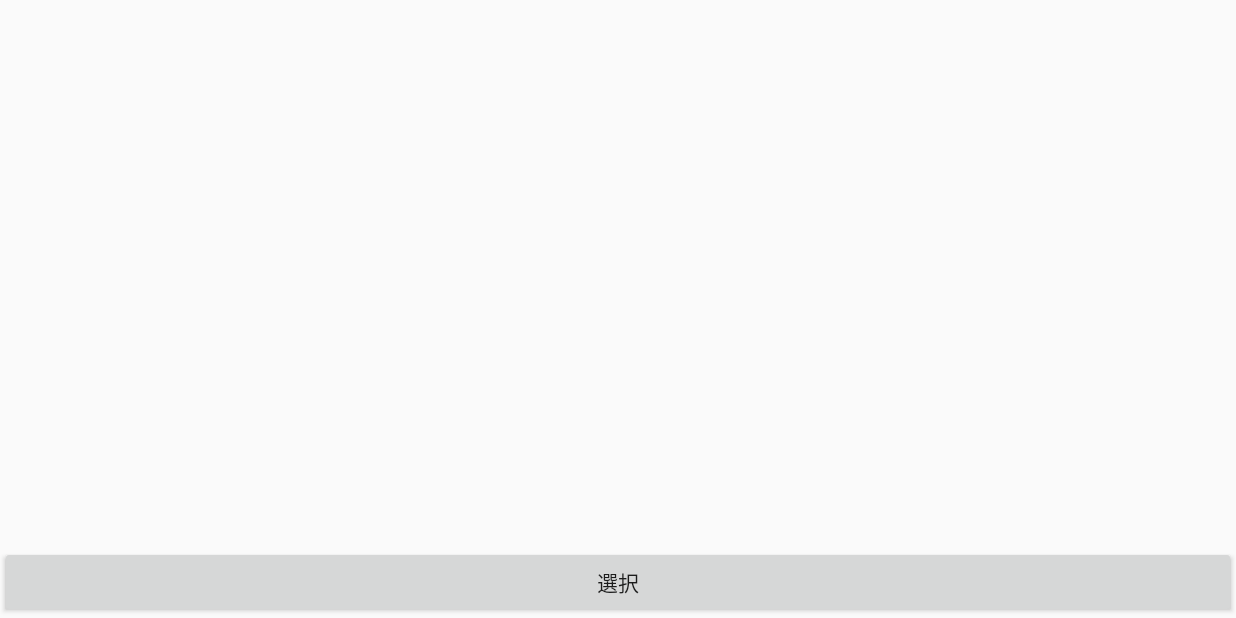
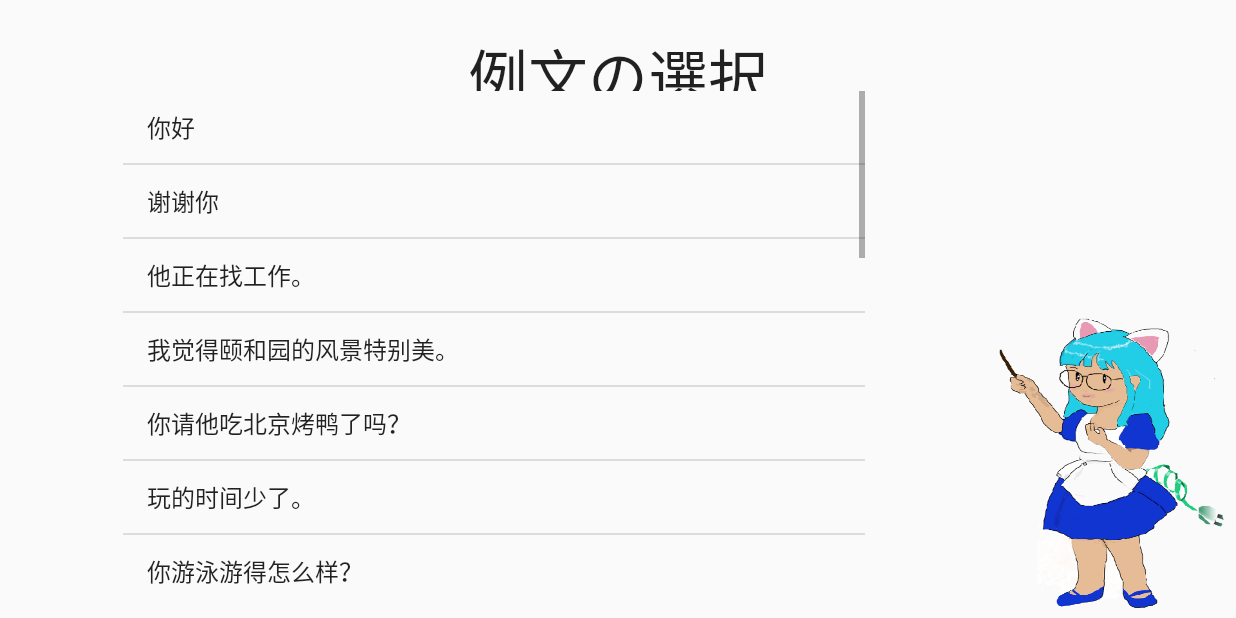
Before and after one commit to chrhsmt/Sishen, an Android app: the NiniReibunActivity screen opened directly, with no data from a screen before it, on a phone screen of 824 x 412 dp (held sideways). Run offline under Robolectric (Android 15) with nearby library versions, the phone set to English and light mode, and no system bars.

```diff
--- a/app/src/main/java/com/chrhsmt/sisheng/NiniReibunActivity.kt
+++ b/app/src/main/java/com/chrhsmt/sisheng/NiniReibunActivity.kt
@@ -4,7 +4,17 @@ import android.content.Intent
 import android.support.v7.app.AppCompatActivity
 import android.os.Bundle
 import android.view.View
+import android.widget.ArrayAdapter
+import android.widget.ListAdapter
+import android.widget.SimpleAdapter
 import kotlinx.android.synthetic.main.activity_nini_reibun.*
+import android.widget.AdapterView
+import org.xmlpull.v1.XmlPullParserFactory
+import android.util.Xml.newPullParser
+import org.xmlpull.v1.XmlPullParser
+import java.io.InputStream
+import java.io.StringReader
+
 
 class NiniReibunActivity : AppCompatActivity() {
 
@@ -16,17 +26,17 @@ class NiniReibunActivity : AppCompatActivity() {
         val decor = this.window.decorView
         decor.setSystemUiVisibility(View.SYSTEM_UI_FLAG_HIDE_NAVIGATION or View.SYSTEM_UI_FLAG_FULLSCREEN or View.SYSTEM_UI_FLAG_IMMERSIVE_STICKY)
 
-
-        //todo: 例文表示
+        val reibunInfo = ReibunInfo()
+        val adapter = ArrayAdapter<String>(this, android.R.layout.simple_list_item_1, reibunInfo.getChineseList())
+        listReibun.adapter = adapter as ListAdapter
 
 
         // ランダム例文に移動
-        btnSentaku.setOnClickListener(View.OnClickListener {
-            //todo: 例文を渡す処理
+        listReibun.setOnItemClickListener { parent, view, position, id ->
             val intent = Intent(this@NiniReibunActivity,
                     ReibunActivity::class.java)
             startActivity(intent)
-        })
+        }
 
 
     }
--- /dev/null
+++ b/app/src/main/java/com/chrhsmt/sisheng/ReibunInfo.kt
@@ -0,0 +1,98 @@
+package com.chrhsmt.sisheng
+
+import org.xmlpull.v1.XmlPullParser
+import org.xmlpull.v1.XmlPullParserFactory
+import java.io.StringReader
+
+/**
+ * Created by hkimura on 2017/10/26.
+ */
+class ReibunInfo {
+
+    private val mSource : String = "<LECTURE><SENTENCE><PINYIN>Nǐ hǎo</PINYIN><CHINESE>你好</CHINESE><JAPANESE>こんにちは</JAPANESE><ENGLISH>Hello</ENGLISH></SENTENCE></LECTURE>\n" +
+    "<LECTURE><SENTENCE><PINYIN>Xièxiè nǐ</PINYIN><CHINESE>谢谢你</CHINESE><JAPANESE>ありがとうございます</JAPANESE><ENGLISH>Thank you</ENGLISH></SENTENCE></LECTURE>\n" +
+    "<LECTURE>16课<SENTENCE><PINYIN>Tā zhèngzài zhǎo gōngzuò.</PINYIN><CHINESE>他正在找工作。</CHINESE><JAPANESE>彼は今まさに仕事を探しています。</JAPANESE><ENGLISH>He is looking for a job.</ENGLISH></SENTENCE></LECTURE>\n" +
+    "<LECTURE>17课<SENTENCE><PINYIN>Wǒ juéde yíhéyuán de fēngjǐng tèbié měi.</PINYIN><CHINESE>我觉得颐和园的风景特别美。</CHINESE><JAPANESE>頤和園の風景は特に美しいと思います。</JAPANESE><ENGLISH>I think view of 頤和園 has especially beautiful </ENGLISH></SENTENCE></LECTURE>\n" +
+    "<LECTURE>17课<SENTENCE><PINYIN>Nǐ qǐng tā chī běijīng kǎoyāle ma?</PINYIN><CHINESE>你请他吃北京烤鸭了吗？</CHINESE><JAPANESE>彼に北京ダックを食べさせましたか？</JAPANESE><ENGLISH>Have you fed him Peking duck?</ENGLISH></SENTENCE></LECTURE>\n" +
+    "<LECTURE>18课<SENTENCE><PINYIN>Wán de shíjiān shǎole.</PINYIN><CHINESE>玩的时间少了。</CHINESE><JAPANESE>遊ぶ時間が少なくなってしまいました。</JAPANESE><ENGLISH>No time to have fun.</ENGLISH></SENTENCE></LECTURE>\n" +
+    "<LECTURE>19课<SENTENCE><PINYIN>Nǐ yóuyǒng yóu de zěnme yàng?</PINYIN><CHINESE>你游泳游得怎么样？</CHINESE><JAPANESE>あなたは泳ぐのはどうですか？（得意ですか？）</JAPANESE><ENGLISH>How is your swimming skill？</ENGLISH></SENTENCE></LECTURE>\n" +
+    "<LECTURE>20课<SENTENCE><PINYIN>Yīnwéi lùshàng dǔchēle, suǒyǐ qìchē kāile wǔshí fēnzhōng cái dào.</PINYIN><CHINESE>因为路上堵车了，所以汽车开了50分钟才到。</CHINESE><JAPANESE>道路が渋滞していたので、50分運転してやっと着きました。</JAPANESE><ENGLISH>I finally arrived after a 50-minute car drive due to a traffic jam.</ENGLISH></SENTENCE></LECTURE>\n" +
+    "<LECTURE>21课<SENTENCE><PINYIN>Dì yī cì shì zài quánjùdé chī de, dì èr cì shì zài xuéxiào fùjìn de fànguǎn chī de</PINYIN><CHINESE>第一次是在全聚德吃的，第二次是在学校附近的饭馆吃的。</CHINESE><JAPANESE>最初は全聚徳で食べ、次は学校の近くのレストランで食べました。</JAPANESE><ENGLISH>First we had a meal here, and then at another restaurant near the school.  </ENGLISH></SENTENCE></LECTURE>\n" +
+    "<LECTURE>22课<SENTENCE><PINYIN>Wǒ hái cónglái méi xuéguò Hànyǔgē ne.</PINYIN><CHINESE>我还从来没学过汉语歌呢。</CHINESE><JAPANESE>私はこれまでに中国語の歌を習ったことがありません。</JAPANESE><ENGLISH>I have never learn Chinese songs.</ENGLISH></SENTENCE></LECTURE>\n" +
+    "<LECTURE>23课<SENTENCE><PINYIN>Wéi, shì liúxuéshēng sùshè ma?</PINYIN><CHINESE>喂，是留学生宿舍吗？</CHINESE><JAPANESE>もしもし、留学生宿舎ですか？</JAPANESE><ENGLISH>Hello ,is the student dormitory?</ENGLISH></SENTENCE></LECTURE>\n" +
+    "<LECTURE>24课<SENTENCE><PINYIN>Nàme, dǎrǎo nǐle.</PINYIN><CHINESE>那么，打扰你了。</CHINESE><JAPANESE>じゃあ、お邪魔します。</JAPANESE><ENGLISH>Well, thank you for having me.</ENGLISH></SENTENCE></LECTURE>\n" +
+    "<LECTURE>24课<SENTENCE><PINYIN>Zhēn bàoqiàn, ràng nǐ jiǔ děngle.</PINYIN><CHINESE>真抱歉，让你久等了。</CHINESE><JAPANESE>すみません、お待たせしました。</JAPANESE><ENGLISH>So, I'm sorry to have kept you waiting.</ENGLISH></SENTENCE></LECTURE>\n" +
+    "<LECTURE>25课<SENTENCE><PINYIN>Qī diǎn yǐqián, huí de lái huí bu lái?</PINYIN><CHINESE>7点以前，回得来回不来？</CHINESE><JAPANESE>7時前に戻ってこられますか？</JAPANESE><ENGLISH>Will you come back before 7 ?</ENGLISH></SENTENCE></LECTURE>\n" +
+    "<LECTURE>26课<SENTENCE><PINYIN>Nǐ háishì gēn jiālǐ rén zài hǎo hao shāngliang shāngliang ba.</PINYIN><CHINESE>你还是跟家里人再好好商量商量吧。</CHINESE><JAPANESE>さらに家族とよく相談しなくちゃ。</JAPANESE><ENGLISH>You still talk with the family no matter how good it is to discuss it</ENGLISH></SENTENCE></LECTURE>\n" +
+    "<LECTURE>27课<SENTENCE><PINYIN>Nǐ néng bùnéng bǎ nǐ de zìxíngchē jiè gěi wǒ yòng yòng.</PINYIN><CHINESE>你能不能把你的自行车借给我用用。</CHINESE><JAPANESE>あなたの自転車をちょっと借りてもいいですか？</JAPANESE><ENGLISH>Can you lend me your bike for use?</ENGLISH></SENTENCE></LECTURE>\n" +
+    "<LECTURE>28课<SENTENCE><PINYIN>Chōuyān duì shēntǐ méiyǒu hǎochù</PINYIN><CHINESE>抽烟对身体没有好处。</CHINESE><JAPANESE>喫煙は体によくありません。</JAPANESE><ENGLISH>Smoking is not good for the body.</ENGLISH></SENTENCE></LECTURE>\n" +
+    "<LECTURE>29课<SENTENCE><PINYIN>Nǐ zěnmele?</PINYIN><CHINESE>你怎么了？</CHINESE><JAPANESE>どうしましたか？</JAPANESE><ENGLISH>What  happened to you?</ENGLISH></SENTENCE></LECTURE>\n" +
+    "<LECTURE>29课<SENTENCE><PINYIN>Wǒ jīntiān zhēn dǎoméi tòule.</PINYIN><CHINESE>我今天真倒霉透了。</CHINESE><JAPANESE>今日はまったくついていません。</JAPANESE><ENGLISH>I’ve had no luck today.</ENGLISH></SENTENCE></LECTURE>\n" +
+    "<LECTURE>29课<SENTENCE><PINYIN>Wǒ mǎshàng jiù qù</PINYIN><CHINESE>我马上就去。</CHINESE><JAPANESE>すぐに行きます。</JAPANESE><ENGLISH>I'll go right away.</ENGLISH></SENTENCE></LECTURE>\n"
+
+    class ReibunInfoItem {
+        var id : Int = -1
+        var lecture : String = ""
+        var pinyin : String = ""
+        var chinese : String = ""
+        var japanese : String = ""
+        var english : String = ""
+    }
+
+    var itemList : ArrayList<ReibunInfoItem> = ArrayList()
+
+    constructor() {
+        val factory = XmlPullParserFactory.newInstance()
+        factory.isNamespaceAware = true
+        val xpp = factory.newPullParser()
+        //val inputStream = InputStream()
+        //xpp.setInput(InputStream, "UTF-8")
+        xpp.setInput( StringReader ( mSource ) )
+
+        // ここからXMLを解析していく
+        var eventType = xpp.eventType
+        var item: ReibunInfoItem? = null
+        var xppName: String = ""
+        while (eventType != XmlPullParser.END_DOCUMENT) {
+            if (eventType == XmlPullParser.START_DOCUMENT) {
+                println("Start document")
+            } else if (eventType == XmlPullParser.START_TAG) {
+                System.out.println("Start tag " + xpp.name)
+                // センテンス開始処理
+                if (xpp.name == "SENTENCE") {
+                    item = ReibunInfoItem()
+                }
+                xppName = xpp.name
+            } else if (eventType == XmlPullParser.END_TAG) {
+                System.out.println("End tag " + xpp.name)
+                // センテンス終了処理
+                if (xpp.name == "SENTENCE" && item != null) {
+                    itemList.add(item)
+                }
+            } else if (eventType == XmlPullParser.TEXT) {
+                System.out.println("Name" + xpp.name + " Text " + xpp.text)
+                // 各要素処理
+                if (item != null) {
+                    when (xppName){
+                        "ID" -> item.id = xpp.text.toInt()
+                        "PINYIN" -> item.pinyin = xpp.text
+                        "CHINESE" -> item.chinese = xpp.text
+                        "JAPANESE" -> item.japanese = xpp.text
+                        "ENGLISH" -> item.english = xpp.text
+                    }
+                }
+            }
+            eventType = xpp.nextToken() // xpp.next()かどちらかを使う
+        }
+    }
+
+    fun getChineseList() : ArrayList<String> {
+        var ret: ArrayList<String> = ArrayList()
+
+        for (item in itemList) {
+            ret.add(item.chinese)
+        }
+
+        return ret;
+    }
+}
--- a/app/src/main/res/drawable/shape_rounded_corners_5dp.xml
+++ b/app/src/main/res/drawable/shape_rounded_corners_5dp.xml
@@ -9,7 +9,7 @@
                 android:topLeftRadius="5dp"
                 />
             <solid
-                android:color="@color/button_material_light"
+                android:color="@color/colorNotActivate"
                 />
         </shape>
     </item>
--- a/app/src/main/res/layout/activity_first_screen.xml
+++ b/app/src/main/res/layout/activity_first_screen.xml
@@ -7,18 +7,10 @@
     tools:context="com.chrhsmt.sisheng.FirstScreen">
 
     <LinearLayout
-        android:layout_width="0dp"
-        android:layout_height="0dp"
-        android:layout_marginBottom="8dp"
-        android:layout_marginTop="8dp"
+        android:layout_width="match_parent"
+        android:layout_height="match_parent"
         android:orientation="vertical"
-        app:layout_constraintBottom_toBottomOf="parent"
-        app:layout_constraintEnd_toEndOf="parent"
-        app:layout_constraintLeft_toLeftOf="parent"
-        app:layout_constraintRight_toRightOf="parent"
-        app:layout_constraintStart_toStartOf="parent"
-        app:layout_constraintTop_toTopOf="parent"
-        app:layout_constraintVertical_bias="0.501"
+        android:background="@drawable/first_screen_bg"
         android:weightSum="100">
 
         <Space
@@ -26,16 +18,11 @@
             android:layout_height="0dp"
             android:layout_weight="15" />
 
-        <LinearLayout
+        <TextView
+            android:id="@+id/textView"
             android:layout_width="match_parent"
             android:layout_height="0dp"
             android:layout_weight="15"
-            android:orientation="horizontal">
-
-            <TextView
-                android:id="@+id/textView"
-                android:layout_width="match_parent"
-                android:layout_height="match_parent"
             android:text="@string/screen1_1"
             android:gravity="center_vertical"
             android:textAlignment="center"
@@ -43,8 +30,6 @@
             android:textSize="40sp"
             tools:layout_editor_absoluteX="0dp"
             tools:layout_editor_absoluteY="0dp" />
-
-        </LinearLayout>
 
         <LinearLayout
 
@@ -103,16 +88,11 @@
             android:layout_height="0dp"
             android:layout_weight="7" />
 
-        <LinearLayout
+        <TextView
+            android:id="@+id/textView2"
             android:layout_width="match_parent"
             android:layout_height="0dp"
             android:layout_weight="15"
-            android:orientation="horizontal">
-
-            <TextView
-                android:id="@+id/textView2"
-                android:layout_width="match_parent"
-                android:layout_height="match_parent"
             android:text="@string/screen1_4"
             android:gravity="center_vertical"
             android:textAlignment="center"
@@ -121,27 +101,25 @@
             tools:layout_editor_absoluteX="0dp"
             tools:layout_editor_absoluteY="0dp" />
 
-        </LinearLayout>
-
         <LinearLayout
 
             android:layout_width="match_parent"
             android:layout_height="0dp"
-            android:layout_weight="20"
+            android:layout_weight="15"
             android:orientation="horizontal"
             android:weightSum="100">
 
             <Space
                 android:layout_width="0dp"
                 android:layout_height="match_parent"
-                android:layout_weight="15"
+                android:layout_weight="20"
                 tools:layout_editor_absoluteX="0dp"
                 tools:layout_editor_absoluteY="0dp" />
 
             <Button
                 android:id="@+id/btnWoman"
                 android:layout_width="0dp"
-                android:layout_weight="30"
+                android:layout_weight="25"
                 android:layout_height="match_parent"
                 android:background="@drawable/shape_rounded_corners_5dp"
 
@@ -159,7 +137,7 @@
             <Button
                 android:id="@+id/btnMan"
                 android:layout_width="0dp"
-                android:layout_weight="30"
+                android:layout_weight="25"
                 android:layout_height="match_parent"
                 android:background="@drawable/shape_rounded_corners_5dp"
 
@@ -171,7 +149,7 @@
             <Space
                 android:layout_width="0dp"
                 android:layout_height="match_parent"
-                android:layout_weight="15" />
+                android:layout_weight="20" />
 
         </LinearLayout>
 
--- a/app/src/main/res/layout/activity_nini_reibun.xml
+++ b/app/src/main/res/layout/activity_nini_reibun.xml
@@ -9,23 +9,66 @@
     <LinearLayout
         android:layout_width="match_parent"
         android:layout_height="match_parent"
-        android:orientation="vertical">
+        android:orientation="vertical"
+        android:background="@drawable/first_screen_bg"
+        android:weightSum="100">
 
-        <ListView
-            android:id="@+id/listReibun"
+        <Space
             android:layout_width="match_parent"
-            android:layout_height="match_parent"
-            android:layout_weight="1"
-            tools:layout_editor_absoluteX="16dp"
-            tools:layout_editor_absoluteY="0dp" >
+            android:layout_height="0dp"
+            android:layout_weight="5" />
 
-        </ListView>
 
-        <Button
-            android:id="@+id/btnSentaku"
+        <TextView
+            android:id="@+id/textView"
             android:layout_width="match_parent"
-            android:layout_height="wrap_content"
-            android:text="@string/screen3_1" />
+            android:layout_height="0dp"
+            android:layout_weight="10"
+            android:text="@string/screen2_1"
+            android:gravity="center_vertical"
+            android:textAlignment="center"
+            android:textAppearance="@style/TextAppearance.AppCompat.Headline"
+            android:textSize="40sp"
+            tools:layout_editor_absoluteX="0dp"
+            tools:layout_editor_absoluteY="0dp" />
+
+        <LinearLayout
+
+            android:layout_width="match_parent"
+            android:layout_height="0dp"
+            android:layout_weight="80"
+            android:orientation="horizontal"
+            android:weightSum="100">
+
+            <Space
+                android:layout_width="0dp"
+                android:layout_height="match_parent"
+                android:layout_weight="10" />
+
+            <ListView
+                android:id="@+id/listReibun"
+                android:layout_width="0dp"
+                android:layout_height="match_parent"
+                android:layout_weight="60"
+                android:fadeScrollbars="false"
+                tools:layout_editor_absoluteX="16dp"
+                tools:layout_editor_absoluteY="0dp" >
+
+            </ListView>
+
+            <Space
+                android:layout_width="0dp"
+                android:layout_height="match_parent"
+                android:layout_weight="30" />
+
+        </LinearLayout>
+
+
+        <Space
+            android:layout_width="match_parent"
+            android:layout_height="0dp"
+            android:layout_weight="5" />
+
     </LinearLayout>
 
 </android.support.constraint.ConstraintLayout>
--- a/app/src/main/res/values/colors.xml
+++ b/app/src/main/res/values/colors.xml
@@ -3,5 +3,6 @@
     <color name="colorPrimary">#3F51B5</color>
     <color name="colorPrimaryDark">#303F9F</color>
     <color name="colorAccent">#FF4081</color>
-    <color name="colorActivate">#08AE9E</color>
+    <color name="colorNotActivate">#EE5B8C</color>
+    <color name="colorActivate">#FFA4CC</color>
 </resources>
--- a/app/src/main/res/values/strings.xml
+++ b/app/src/main/res/values/strings.xml
@@ -13,6 +13,7 @@
     <string name="screen1_4">お手本の声を選択</string>
     <string name="screen1_5">女性</string>
     <string name="screen1_6">男性</string>
+    <string name="screen2_1">例文の選択</string>
     <string name="screen3_1">選択</string>
     <string name="screen3_2">お手本再生</string>
     <string name="screen3_3">録音</string>
```
Also changed, not shown: app/src/main/res/drawable/first_screen_bg.png (added). Lines whose indentation alone changed are shown as unchanged.
